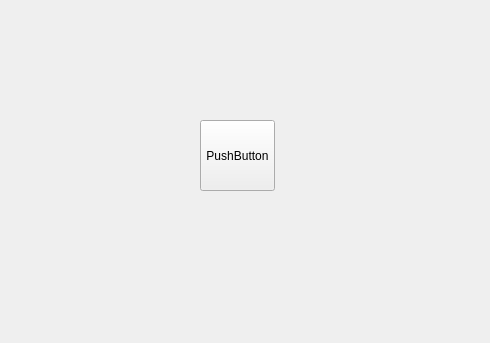
Above: Homework1/mainwindow.ui from Krezerenko/Config_Homework before the change. Below: the same form after it.
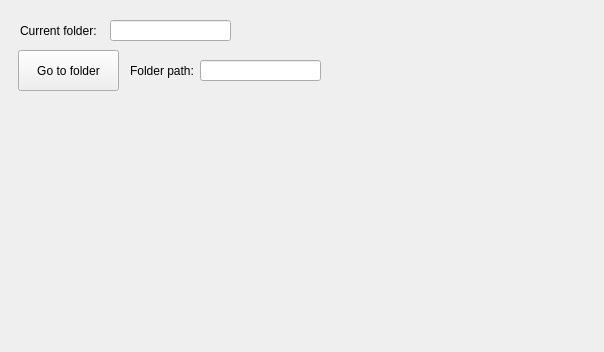
That is the form after the change.

```diff
--- a/Homework1/mainwindow.ui
+++ b/Homework1/mainwindow.ui
@@ -6,25 +6,74 @@
    <rect>
     <x>0</x>
     <y>0</y>
-    <width>490</width>
-    <height>343</height>
+    <width>604</width>
+    <height>352</height>
    </rect>
   </property>
   <property name="windowTitle">
    <string>MainWindow</string>
   </property>
   <widget class="QWidget" name="centralwidget">
-   <widget class="QPushButton" name="pushButton">
+   <widget class="QPushButton" name="btnGoToFolder">
+    <property name="geometry">
+     <rect>
+      <x>18</x>
+      <y>50</y>
+      <width>101</width>
+      <height>41</height>
+     </rect>
+    </property>
+    <property name="text">
+     <string>Go to folder</string>
+    </property>
+   </widget>
+   <widget class="QLabel" name="label">
+    <property name="geometry">
+     <rect>
+      <x>130</x>
+      <y>60</y>
+      <width>71</width>
+      <height>21</height>
+     </rect>
+    </property>
+    <property name="text">
+     <string>Folder path: </string>
+    </property>
+   </widget>
+   <widget class="QLineEdit" name="txtInputFolderPath">
     <property name="geometry">
      <rect>
       <x>200</x>
-      <y>120</y>
-      <width>75</width>
-      <height>71</height>
+      <y>60</y>
+      <width>121</width>
+      <height>21</height>
+     </rect>
+    </property>
+   </widget>
+   <widget class="QLabel" name="label_2">
+    <property name="geometry">
+     <rect>
+      <x>20</x>
+      <y>20</y>
+      <width>81</width>
+      <height>21</height>
      </rect>
     </property>
     <property name="text">
-     <string>PushButton</string>
+     <string>Current folder:</string>
+    </property>
+   </widget>
+   <widget class="QLineEdit" name="txtCurrentFolder">
+    <property name="geometry">
+     <rect>
+      <x>110</x>
+      <y>20</y>
+      <width>121</width>
+      <height>21</height>
+     </rect>
+    </property>
+    <property name="readOnly">
+     <bool>true</bool>
     </property>
    </widget>
   </widget>
```
